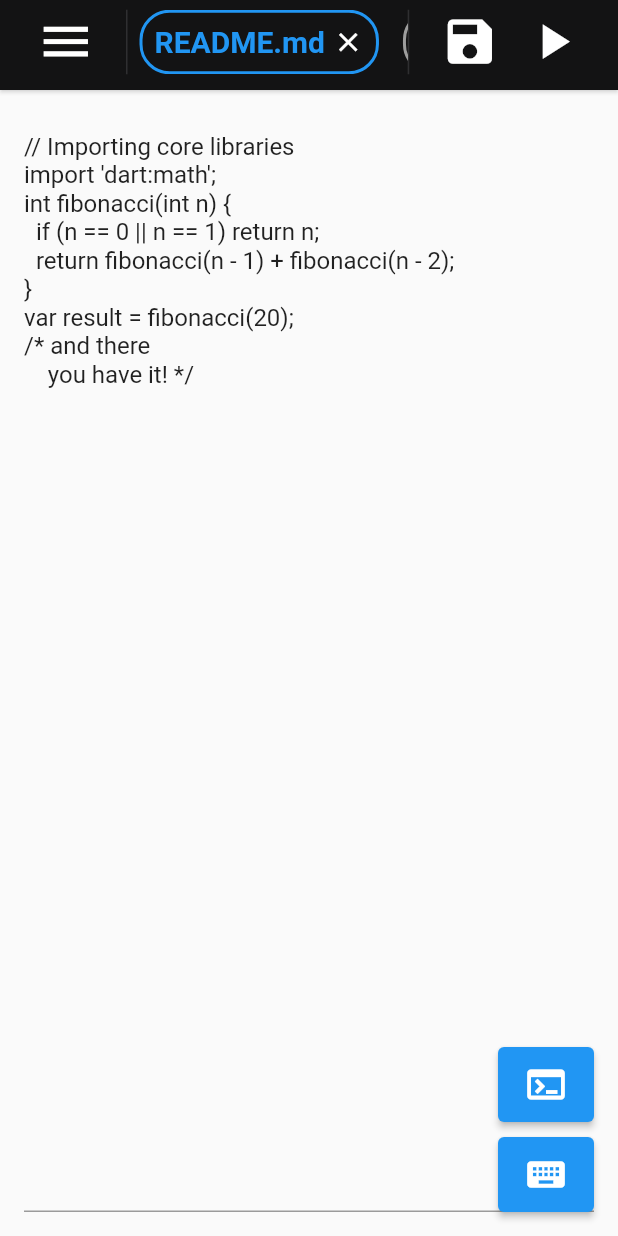
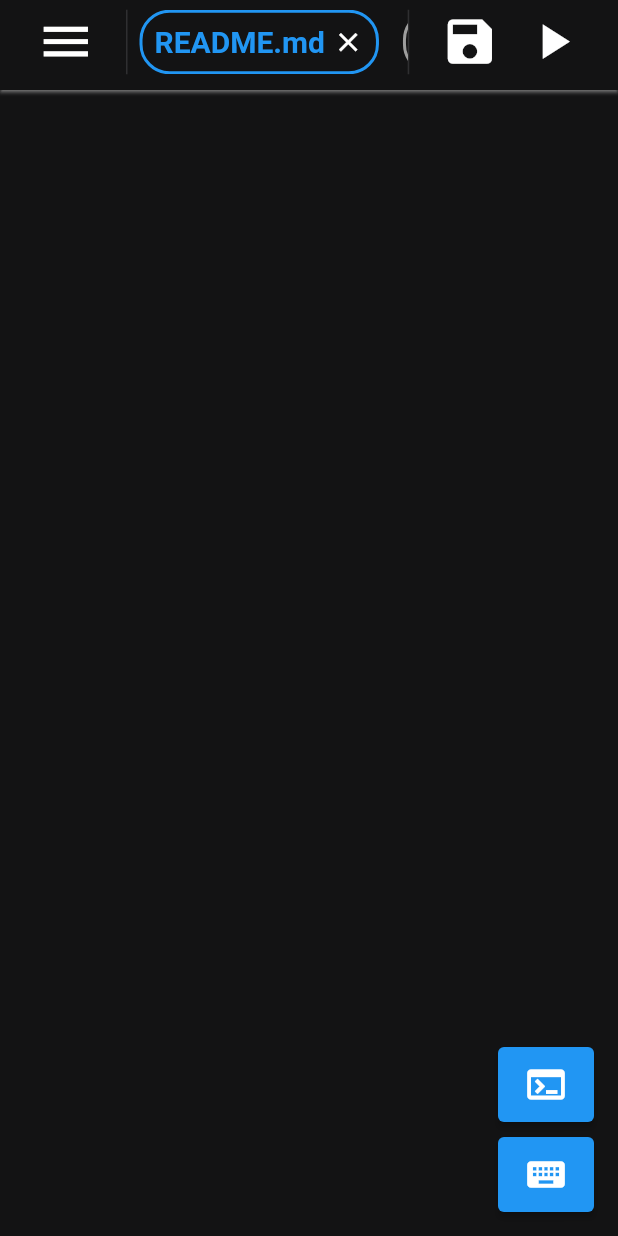
Before and after one commit to sangily/meoru_ide, a Flutter app: the screen it shows after launch, on a phone screen of 412 x 824 dp. Run offline on Flutter 3.47's test engine with Material 2 defaults, Android fonts, the phone set to English and light mode, and no system bars; our stand-ins replace device_preview.

Commit message:
mainPage code editor 작업 중3...

```diff
--- a/lib/screens/main/mainPage.dart
+++ b/lib/screens/main/mainPage.dart
@@ -24,38 +24,66 @@ class MyForm extends StatefulWidget {
   _MyFormState createState() => _MyFormState();
 }
 
-
 class _MyFormState extends State<MyForm> {
   final _formKey = GlobalKey<FormState>();
-  String name = '';
-  String email = '';
+  String code = '';
+  final _controller = TextEditingController();
+
+  @override
+  void initState() {
+    super.initState();
+    _controller.buildTextSpan(
+        context: context,
+        withComposing: false,
+        style: TextStyle(
+          color: Colors.blue,
+        )
+    );
+    _controller.addListener(() {print("test : ${_controller.text}");});
+  }
+
+  @override
+  void dispose() {
+    _controller.dispose();
+    super.dispose();
+  }
 
   @override
   Widget build(BuildContext context) {
     return Form(
       key: _formKey,
+      child: Container(
+        color: Color(0xFF131314),
         child: Padding(
           padding: const EdgeInsets.all(16.0),
           child: Column(
             children: <Widget>[
               SizedBox(
-                  height: context.watch<CommonProvider>().bodyHeight - 32.0,
-                  width: context.watch<CommonProvider>().screenWidth - 32.0,
+                height: context
+                    .watch<CommonProvider>()
+                    .bodyHeight - 32.0,
+                width: context
+                    .watch<CommonProvider>()
+                    .screenWidth - 32.0,
                 child: TextFormField(
-                    initialValue: code,
+                  style: TextStyle(
+                    color: Colors.white,
+                  ),
                   minLines: null,
                   maxLines: null,
                   expands: true,
                   keyboardType: TextInputType.multiline,
                   decoration: InputDecoration(
-                      // border: InputBorder.none,
+                    border: InputBorder.none,
                   ),
                   onSaved: (value) {
-                      name = value!;
+                    code = value!;
                   },
+                  controller: _controller,
                 ),
               ),
             ],
+          ),
         ),
       ),
     );
@@ -104,17 +132,12 @@ class _MainPageState extends State<MainPage> {
 
               return Stack(
                 children: [
-                  MyForm(
-
-                    // Container(
-                    //   color: Color(0xFF131314),
-                    //   child: TextFormField(
-                    //
-                    //   )
-                  ),
+                  MyForm(),
                   AnimatedPositioned(
                     duration: Duration(milliseconds: 300),
-                    left: context.watch<ExplorerProvider>().isOpened ? 0 : -190,
+                    left: context
+                        .watch<ExplorerProvider>()
+                        .isOpened ? 0 : -190,
                     child: ExplorerWidget(),
                   ),
                   Positioned(
```
Lines whose indentation alone changed are shown as unchanged.
